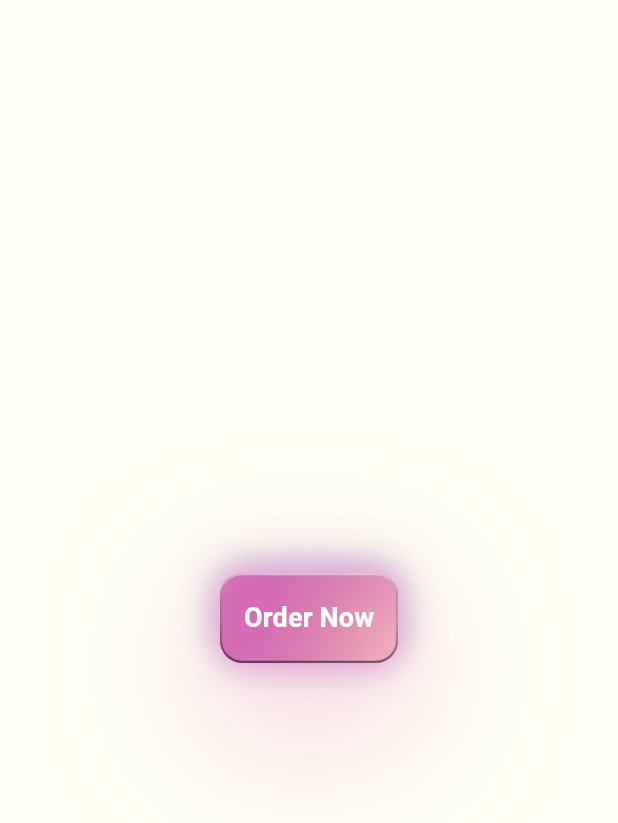
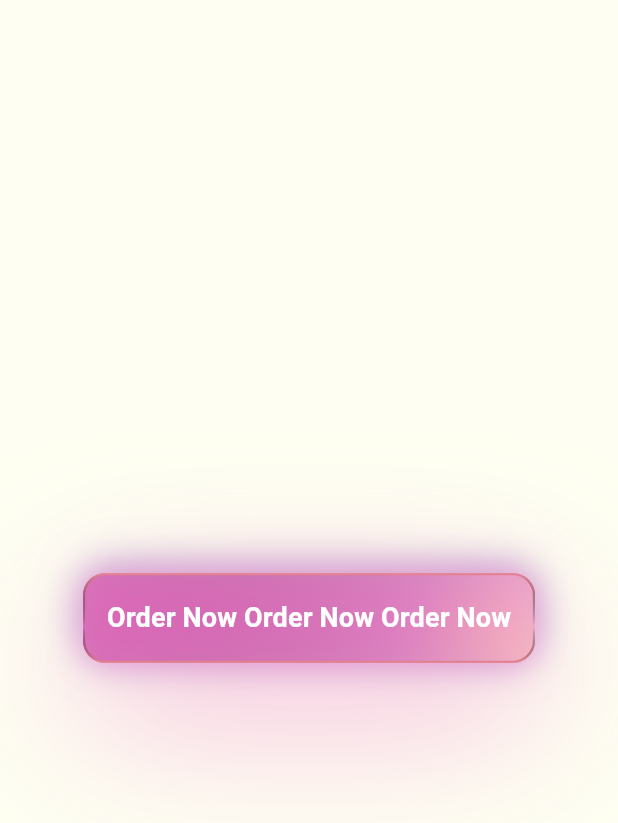
Before and after one commit to Belladonnixi/jp_challenge, a Flutter app: the screen it shows after launch, on a phone screen of 412 x 824 dp. Shown: the top 823 px of the screen. Run offline on Flutter 3.47's test engine with Material 3 defaults, Android fonts, the light colour scheme and no system bars.

Commit message:
add stroke gradient fix

```diff
--- a/lib/core/styles/gradients.dart
+++ b/lib/core/styles/gradients.dart
@@ -55,12 +55,12 @@ abstract class SnackishGradients {
 
   static LinearGradient strokeGradient = LinearGradient(
     colors: [
-      SnackishColors.strokeWhite50,
-      SnackishColors.strokeDark50.withAlpha((0.1 * 255).toInt()),
-      SnackishColors.strokeDark50,
+      SnackishColors.solidGradientPink,
+      Colors.transparent,
+      SnackishColors.solidGradientPink,
     ],
-    stops: [0.0, 0.5, 1.0],
-    begin: Alignment.topCenter,
-    end: Alignment.bottomCenter,
+    stops: [0.0, 0.6, 1.0],
+    begin: Alignment.topLeft,
+    end: Alignment.bottomLeft,
   );
 }
--- a/lib/main.dart
+++ b/lib/main.dart
@@ -33,7 +33,7 @@ class HomeScreen extends StatelessWidget {
       child: Scaffold(
         body: Center(
           child: GradientBtn(
-            text: "Order Now",
+            text: "Order Now Order Now Order Now",
             onPressed: () => print("Button pressed"),
             contentGradient: SnackishGradients.buttonOrderNowGradient,
             strokeGradient: SnackishGradients.strokeGradient,
```
